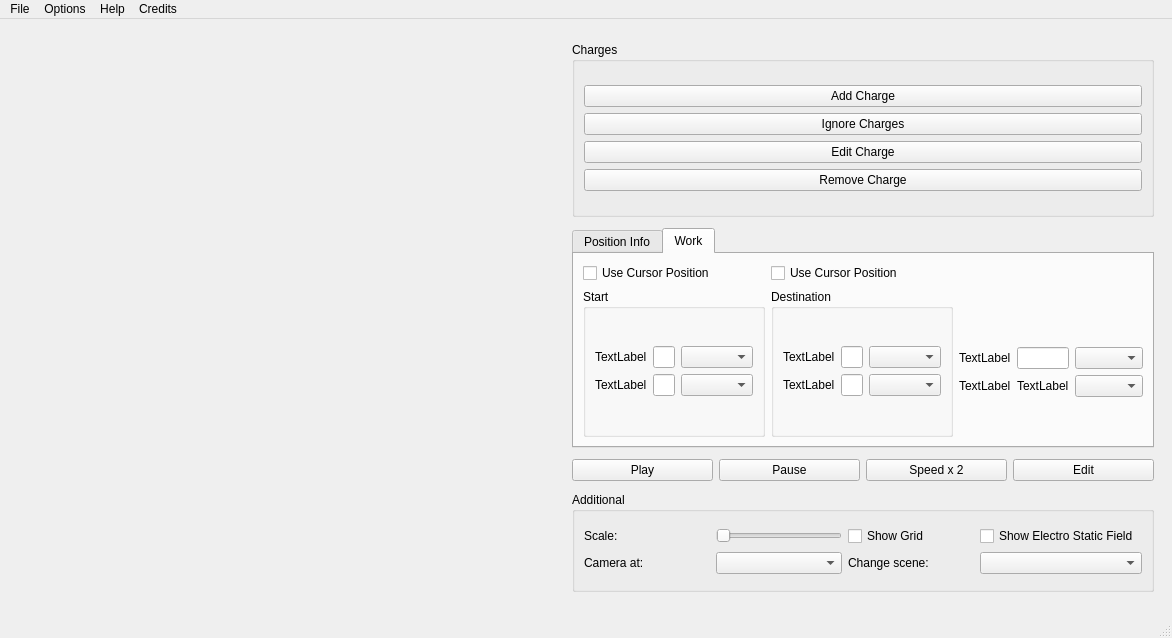
The window that Interface/mainwindow.ui (TimeToStop/ElectroStaticFieldSimulator) describes before a commit, drawn with Qt 5.
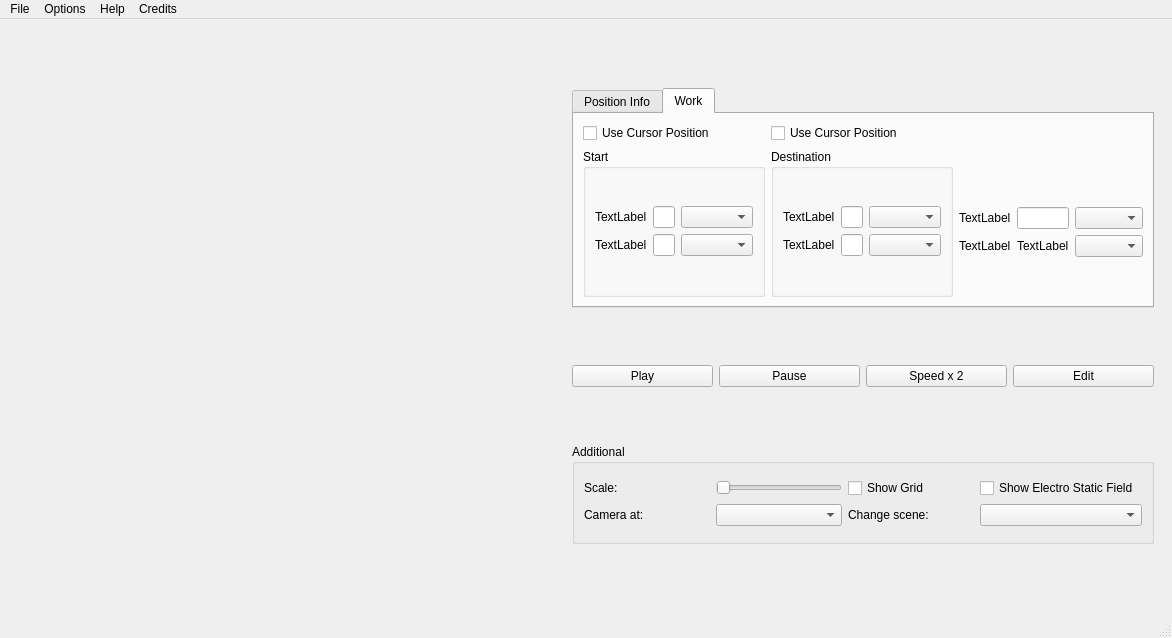
The same window after the commit. Custom widgets are drawn as their Qt base class.

Patch:
```diff
--- a/Interface/mainwindow.ui
+++ b/Interface/mainwindow.ui
@@ -43,38 +43,6 @@
         </property>
         <layout class="QGridLayout" name="gridLayout_4">
          <item row="2" column="0">
-          <layout class="QHBoxLayout" name="horizontalLayout_3">
-           <item>
-            <widget class="QPushButton" name="m_play_button">
-             <property name="text">
-              <string>Play</string>
-             </property>
-            </widget>
-           </item>
-           <item>
-            <widget class="QPushButton" name="m_pause_button">
-             <property name="text">
-              <string>Pause</string>
-             </property>
-            </widget>
-           </item>
-           <item>
-            <widget class="QPushButton" name="m_speed_button">
-             <property name="text">
-              <string>Speed x 2</string>
-             </property>
-            </widget>
-           </item>
-           <item>
-            <widget class="QPushButton" name="m_edit_button">
-             <property name="text">
-              <string>Edit</string>
-             </property>
-            </widget>
-           </item>
-          </layout>
-         </item>
-         <item row="3" column="0">
           <widget class="QGroupBox" name="m_additional_group_box">
            <property name="sizePolicy">
             <sizepolicy hsizetype="Preferred" vsizetype="Preferred">
@@ -154,57 +122,6 @@
           </widget>
          </item>
          <item row="0" column="0">
-          <layout class="QHBoxLayout" name="horizontalLayout_2">
-           <item>
-            <widget class="QGroupBox" name="m_charges_group_box">
-             <property name="maximumSize">
-              <size>
-               <width>16777215</width>
-               <height>175</height>
-              </size>
-             </property>
-             <property name="title">
-              <string>Charges</string>
-             </property>
-             <layout class="QGridLayout" name="gridLayout_2">
-              <item row="0" column="0">
-               <layout class="QVBoxLayout" name="verticalLayout_2">
-                <item>
-                 <widget class="QPushButton" name="m_add_charge_button">
-                  <property name="text">
-                   <string>Add Charge</string>
-                  </property>
-                 </widget>
-                </item>
-                <item>
-                 <widget class="QPushButton" name="m_ignore_charges">
-                  <property name="text">
-                   <string>Ignore Charges</string>
-                  </property>
-                 </widget>
-                </item>
-                <item>
-                 <widget class="QPushButton" name="m_edit_charges">
-                  <property name="text">
-                   <string>Edit Charge</string>
-                  </property>
-                 </widget>
-                </item>
-                <item>
-                 <widget class="QPushButton" name="m_rm_charge">
-                  <property name="text">
-                   <string>Remove Charge</string>
-                  </property>
-                 </widget>
-                </item>
-               </layout>
-              </item>
-             </layout>
-            </widget>
-           </item>
-          </layout>
-         </item>
-         <item row="1" column="0">
           <widget class="QTabWidget" name="m_tab_widget">
            <property name="sizePolicy">
             <sizepolicy hsizetype="Preferred" vsizetype="Preferred">
@@ -575,6 +492,38 @@
            </widget>
           </widget>
          </item>
+         <item row="1" column="0">
+          <layout class="QHBoxLayout" name="horizontalLayout_3">
+           <item>
+            <widget class="QPushButton" name="m_play_button">
+             <property name="text">
+              <string>Play</string>
+             </property>
+            </widget>
+           </item>
+           <item>
+            <widget class="QPushButton" name="m_pause_button">
+             <property name="text">
+              <string>Pause</string>
+             </property>
+            </widget>
+           </item>
+           <item>
+            <widget class="QPushButton" name="m_speed_button">
+             <property name="text">
+              <string>Speed x 2</string>
+             </property>
+            </widget>
+           </item>
+           <item>
+            <widget class="QPushButton" name="m_edit_button">
+             <property name="text">
+              <string>Edit</string>
+             </property>
+            </widget>
+           </item>
+          </layout>
+         </item>
         </layout>
        </widget>
       </item>
```
Left out of the diff: 66 changed lines with no effect on the pictures.
